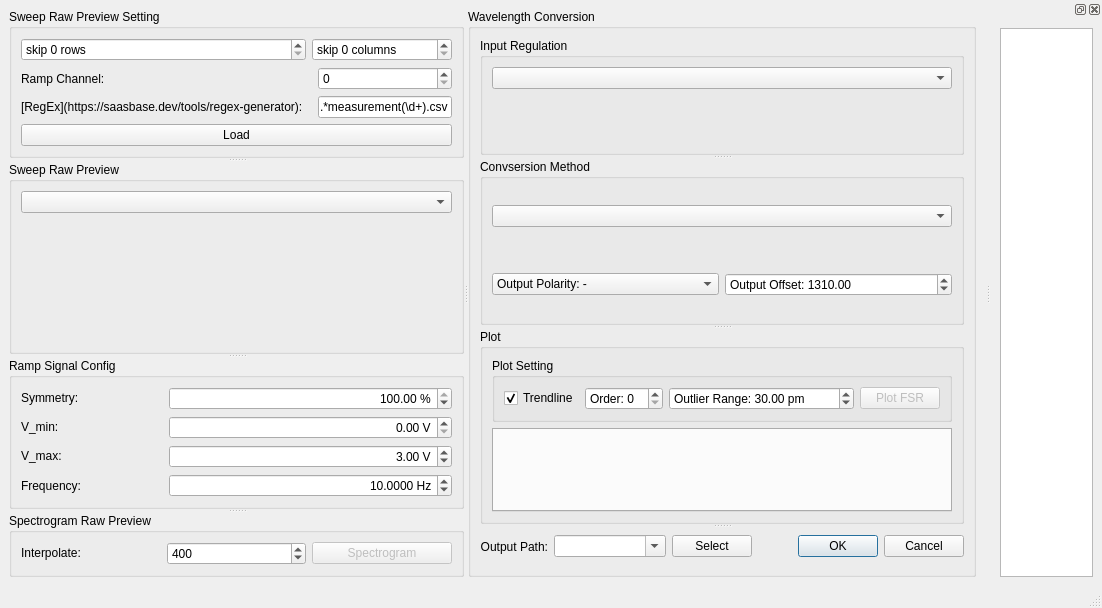
Above: RetrospectiveAnalysis/src/uic/active/ra_active_converter_window.ui from EzekielDaun/biosensors before the change. Below: the same form after it.
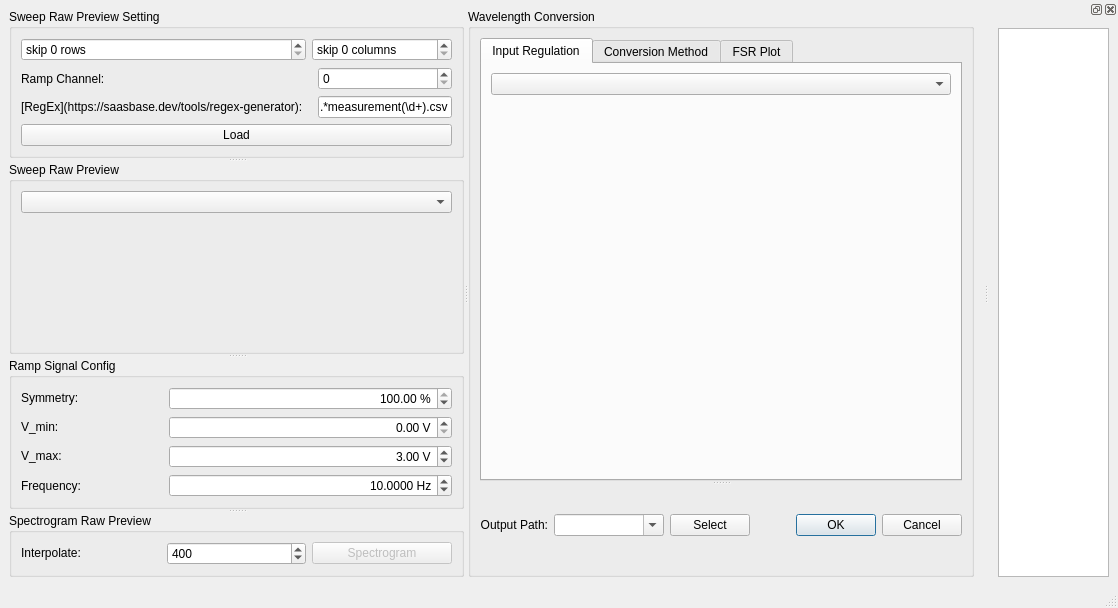
That is the form after the change.

Commit message: RA: style💄: redesign active converter GUI layout

Patch:
```diff
--- a/RetrospectiveAnalysis/src/uic/active/ra_active_converter_window.ui
+++ b/RetrospectiveAnalysis/src/uic/active/ra_active_converter_window.ui
@@ -6,7 +6,7 @@
    <rect>
     <x>0</x>
     <y>0</y>
-    <width>1102</width>
+    <width>1118</width>
     <height>608</height>
    </rect>
   </property>
@@ -300,23 +300,21 @@
        <property name="title">
         <string>Wavelength Conversion</string>
        </property>
-       <layout class="QVBoxLayout" name="verticalLayout_4">
+       <layout class="QHBoxLayout" name="horizontalLayout_6">
         <item>
          <widget class="QSplitter" name="splitter">
           <property name="orientation">
            <enum>Qt::Vertical</enum>
           </property>
-          <widget class="QGroupBox" name="inputRegulationGroupBox">
-           <property name="sizePolicy">
-            <sizepolicy hsizetype="Preferred" vsizetype="Fixed">
-             <horstretch>0</horstretch>
-             <verstretch>0</verstretch>
-            </sizepolicy>
+          <widget class="QTabWidget" name="wavelengthConversionTabWidget">
+           <property name="currentIndex">
+            <number>0</number>
            </property>
-           <property name="title">
+           <widget class="QWidget" name="inputRegulationTab">
+            <attribute name="title">
             <string>Input Regulation</string>
-           </property>
-           <layout class="QVBoxLayout" name="verticalLayout_6">
+            </attribute>
+            <layout class="QVBoxLayout" name="verticalLayout_4">
             <item>
              <widget class="QComboBox" name="inputRegulationComboBox"/>
             </item>
@@ -325,10 +323,10 @@
             </item>
            </layout>
           </widget>
-          <widget class="QGroupBox" name="conversionMethodGroupBox">
-           <property name="title">
-            <string>Convsersion Method</string>
-           </property>
+           <widget class="QWidget" name="conversionMethodTab">
+            <attribute name="title">
+             <string>Conversion Method</string>
+            </attribute>
            <layout class="QVBoxLayout" name="verticalLayout_2">
             <item>
              <widget class="QComboBox" name="conversionMethodComboBox"/>
@@ -382,10 +380,10 @@
             </item>
            </layout>
           </widget>
-          <widget class="QGroupBox" name="fsrPlotGroupBox">
-           <property name="title">
-            <string>Plot</string>
-           </property>
+           <widget class="QWidget" name="fsrPlotTab">
+            <attribute name="title">
+             <string>FSR Plot</string>
+            </attribute>
            <layout class="QVBoxLayout" name="verticalLayout_3">
             <item>
              <widget class="QGroupBox" name="fsrPlotSettingGroupBox">
@@ -454,6 +452,7 @@
             </item>
            </layout>
           </widget>
+          </widget>
           <widget class="QWidget" name="layoutWidget">
            <layout class="QHBoxLayout" name="horizontalLayout">
             <item>
```
Left out of the diff: 2 changed lines with no effect on the pictures. Lines whose indentation alone changed are shown as unchanged. The commit also changes 3 other files.
